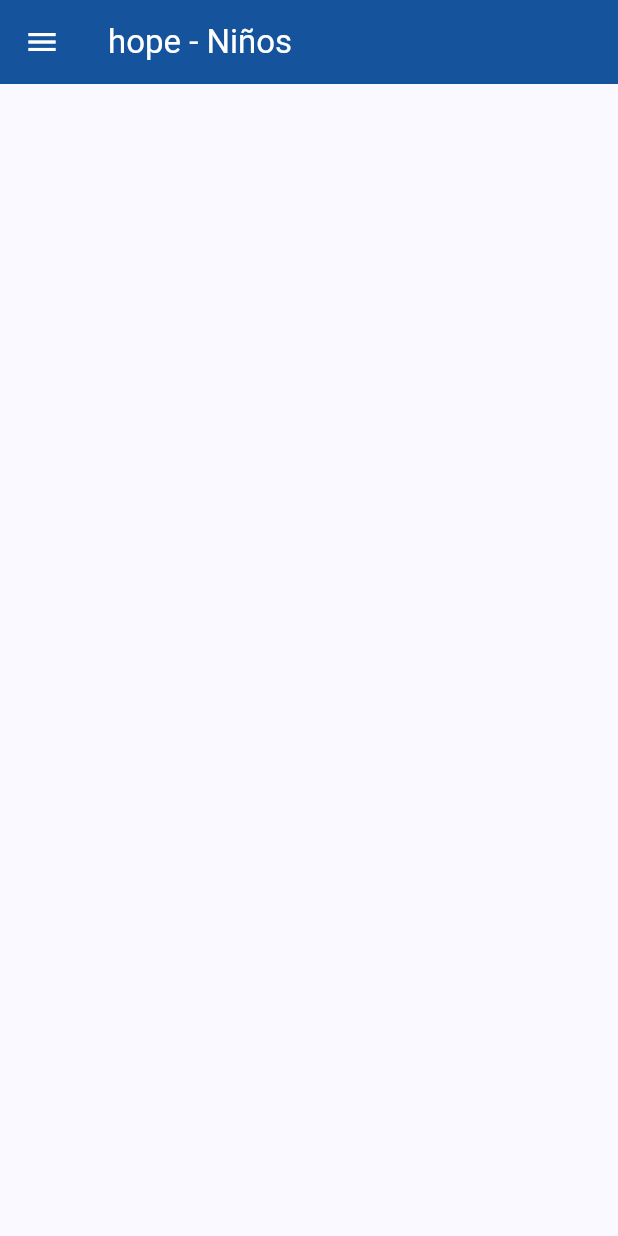
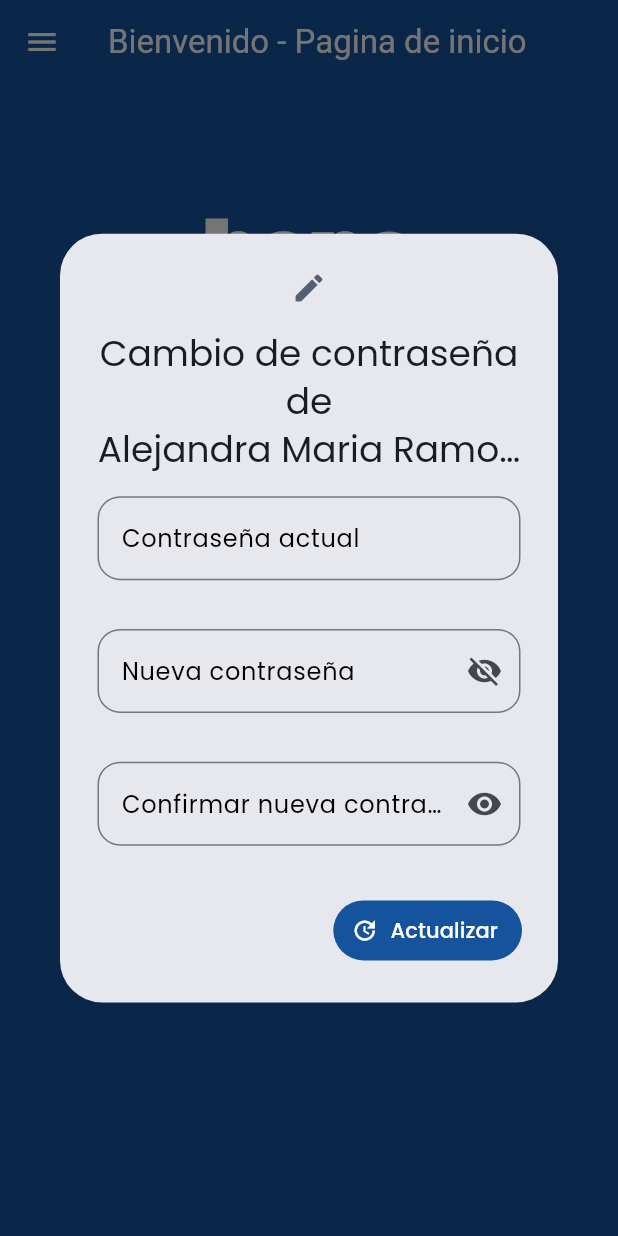
Before and after one commit to Hope-uni/hope.app, a Flutter app: the DashboardPage screen opened directly, on a phone screen of 412 x 824 dp. Run offline on Flutter 3.47's test engine with Material 3 defaults, Android fonts, the phone set to English and light mode, and no system bars; our stand-ins replace dio, flutter_dotenv, flutter_riverpod, flutter_svg, go_router, image_picker and 2 more; missing offline and left inert: color_filter_extension; accounts and stored records are empty.

Commit message:
feat: Agregando nuevo de Verifided
- Agregando validaciones de "Verified" en el main
- Agregando nuevas constantes al archivo de intL
- Agregando nuevo campo de "StatusCode" al objeto de custom_errors
- Modificando pagina de "Dashboard" para el modal de cambio de contraseña si no esta verificado
- Agregando validacion de "Verified" en las rutas
- Agregando validacion de "Verified" en el AuthProvider
- Eliminacion de pagina checkAuthStatus

```diff
--- a/lib/infrastructure/datasources/auth.datasource.impl.dart
+++ b/lib/infrastructure/datasources/auth.datasource.impl.dart
@@ -37,11 +37,13 @@ class AuthDataSourceImpl extends AuthDataSource {
       return token;
     } on DioException catch (e) {
       throw CustomError(
+        e.response!.statusCode!,
         message: e.response?.data['message'] ?? S.current.Error_solicitud,
         typeNotification: ToastificationType.error,
       );
     } catch (e) {
       throw CustomError(
+        null,
         message: S.current.Error_inesperado,
         typeNotification: ToastificationType.error,
       );
@@ -60,11 +62,13 @@ class AuthDataSourceImpl extends AuthDataSource {
       return responseForgotPassword;
     } on DioException catch (e) {
       throw CustomError(
+        e.response!.statusCode!,
         message: e.response?.data['message'] ?? S.current.Error_solicitud,
         typeNotification: ToastificationType.error,
       );
     } catch (e) {
       throw CustomError(
+        null,
         message: S.current.Error_inesperado,
         typeNotification: ToastificationType.error,
       );
@@ -83,11 +87,13 @@ class AuthDataSourceImpl extends AuthDataSource {
       return responseMe;
     } on DioException catch (e) {
       throw CustomError(
+        e.response!.statusCode!,
         message: e.response?.data['message'] ?? S.current.Error_solicitud,
         typeNotification: ToastificationType.error,
       );
     } catch (e) {
       throw CustomError(
+        null,
         message: S.current.Error_inesperado,
         typeNotification: ToastificationType.error,
       );
--- a/lib/infrastructure/errors/custom_errors.dart
+++ b/lib/infrastructure/errors/custom_errors.dart
@@ -3,6 +3,11 @@ import 'package:toastification/toastification.dart';
 class CustomError implements Exception {
   final String message;
   final ToastificationType typeNotification;
+  final int? errorCode;
 
-  CustomError({required this.message, required this.typeNotification});
+  CustomError(
+    this.errorCode, {
+    required this.message,
+    required this.typeNotification,
+  });
 }
--- a/lib/l10n/intl_en.arb
+++ b/lib/l10n/intl_en.arb
@@ -154,5 +154,9 @@
   "Error_no_controlado": "Error no controlado",
   "Agregar_observacion": "Agregar observación",
   "Actividad_actual": "Actividad actual",
-  "Actividades_terminadas":"Actividades terminadas"
+  "Actividades_terminadas": "Actividades terminadas",
+  "Verificado": "verificado",
+  "Bienvenido_pagina_de_inicio": "Bienvenido - Pagina de inicio",
+  "Cambiar_contrasena": "Cambiar contraseña",
+  "Cambio_de_contrasena_del_niño": "Cambio de contraseña del niño"
 }
--- a/lib/l10n/intl_es_NI.arb
+++ b/lib/l10n/intl_es_NI.arb
@@ -154,5 +154,9 @@
   "Error_no_controlado": "Error no controlado",
   "Agregar_observacion": "Agregar observación",
   "Actividad_actual": "Actividad actual",
-  "Actividades_terminadas": "Actividades terminadas"
+  "Actividades_terminadas": "Actividades terminadas",
+  "Verificado": "verificado",
+  "Bienvenido_pagina_de_inicio": "Bienvenido - Pagina de inicio",
+  "Cambiar_contrasena": "Cambiar contraseña",
+  "Cambio_de_contrasena_del_niño": "Cambio de contraseña del niño"
 }
--- a/lib/presentation/pages/dashboard/dashboard.page.dart
+++ b/lib/presentation/pages/dashboard/dashboard.page.dart
@@ -1,4 +1,8 @@
 import 'package:flutter/material.dart';
+import 'package:hope_app/generated/l10n.dart';
+import 'package:hope_app/infrastructure/repositories/key_value_storage.repository.impl.dart';
+import 'package:hope_app/presentation/utils/constants_desing.dart';
+import 'package:hope_app/presentation/utils/modal_password.dart';
 import 'package:hope_app/presentation/widgets/widgets.dart';
 
 class DashboardPage extends StatelessWidget {
@@ -6,9 +10,43 @@ class DashboardPage extends StatelessWidget {
 
   @override
   Widget build(BuildContext context) {
+// Llama a la función para verificar la keyStorage al cargar la página
+    WidgetsBinding.instance.addPostFrameCallback((_) async {
+      final bool? verified = await KeyValueStorageRepositoryImpl()
+          .getValueStorage<bool>(S.current.Verificado);
+
+      if (verified != true) {
+        if (context.mounted) {
+          modalPassword(context: context, isVerifided: verified ?? false);
+        }
+      }
+    });
+
+    final size = MediaQuery.of(context).size;
     return Scaffold(
-      appBar: AppBar(
-        title: const Text('hope - Niños'),
+      appBar: AppBar(title: Text(S.current.Bienvenido_pagina_de_inicio)),
+      body: Container(
+        height: size.height,
+        width: size.width,
+        alignment: Alignment.center,
+        color: $colorBlueGeneral,
+        child: Column(
+          mainAxisAlignment: MainAxisAlignment.spaceAround,
+          children: [
+            Flexible(
+              child: Text(
+                S.current.Hope,
+                style: const TextStyle(
+                  color: $colorTextWhite,
+                  fontSize: 70,
+                  fontWeight: FontWeight.bold,
+                  fontFamily: $fontFamilyAnton,
+                ),
+              ),
+            ),
+            const Expanded(child: HeartCircle()),
+          ],
+        ),
       ),
       drawer: const SideMenu(),
     );
--- a/lib/presentation/pages/pages.dart
+++ b/lib/presentation/pages/pages.dart
@@ -5,7 +5,6 @@ export 'children/child_data.page.dart';
 export 'activities/activities.page.dart';
 export 'profile/profile.page.dart';
 export 'reset_password/reset_password.page.dart';
-export 'check_auth_status/check_auth_status.page.dart';
 export 'pictogram/pictogram.page.dart';
 export 'router/app_router_notifier.dart';
 export 'router/routes.dart';
--- a/lib/presentation/utils/constants_menu.dart
+++ b/lib/presentation/utils/constants_menu.dart
@@ -68,13 +68,13 @@ final List<MenuItem> menuPacientTutor = <MenuItem>[
     },
   ),
   MenuItem(
-    title: 'Cambiar contraseña',
-    subTitle: 'Cambio de contraseña del niño',
+    title: S.current.Cambiar_contrasena,
+    subTitle: S.current.Cambio_de_contrasena_de,
     icon: Icons.key,
     permission:
         $findPatients, //TODO: Reemplazar por permiso correcto cuando este listo
     onClick: ({required BuildContext context, int? idItem}) {
-      modalPassword(context: context);
+      modalPassword(context: context, isVerifided: true);
     },
   ),
 ];
--- a/lib/presentation/utils/modal_password.dart
+++ b/lib/presentation/utils/modal_password.dart
@@ -3,17 +3,18 @@ import 'package:hope_app/generated/l10n.dart';
 import 'package:hope_app/presentation/utils/utils.dart';
 import 'package:hope_app/presentation/widgets/widgets.dart';
 
-modalPassword({required BuildContext context}) {
+modalPassword({required BuildContext context, required bool isVerifided}) {
   return showDialog<void>(
+    barrierDismissible: isVerifided ? true : false,
     context: context,
     builder: (BuildContext context) {
       return AlertDialog(
         title: Text(
+          //TODO: Cambiar cuando este listo el endpoint
           '${S.current.Cambio_de_contrasena_de}\nAlejandra Maria Ramos Tellez',
           maxLines: 3,
           overflow: TextOverflow.ellipsis,
           textAlign: TextAlign.center,
-          //TODO: Cambiar cuando este listo el endpoint
         ),
         icon: const Icon(Icons.edit),
         contentPadding:
@@ -64,6 +65,7 @@ modalPassword({required BuildContext context}) {
               Navigator.of(context).pop();
             },
           ),
+          if (isVerifided == true)
             ButtonTextIcon(
               title: S.current.Cancelar,
               icon: const Icon(
--- a/lib/presentation/widgets/image_load.dart
+++ b/lib/presentation/widgets/image_load.dart
@@ -42,7 +42,10 @@ class ImageLoad extends StatelessWidget {
           fit: BoxFit.cover,
           placeholderFit: BoxFit.cover,
           imageErrorBuilder: (context, error, stackTrace) {
-            return Image.asset('assets/img/no-image.png');
+            return Image.asset(
+              'assets/img/no-image.png',
+              fit: BoxFit.cover,
+            );
           },
           placeholder: const AssetImage('assets/gif/jar-loading.gif'),
           image: NetworkImage(urlImage),
--- a/lib/presentation/widgets/input_form.dart
+++ b/lib/presentation/widgets/input_form.dart
@@ -2,7 +2,7 @@ import 'package:flutter/material.dart';
 import 'package:flutter/services.dart';
 import 'package:hope_app/presentation/utils/utils.dart';
 
-class InputForm extends StatelessWidget {
+class InputForm extends StatefulWidget {
   final String value;
   final bool enable;
   final String? label;
@@ -43,47 +43,66 @@ class InputForm extends StatelessWidget {
   });
 
   @override
+  State<InputForm> createState() => _InputFormState();
+}
+
+class _InputFormState extends State<InputForm> {
+  late TextEditingController _controller;
+
+  @override
+  void initState() {
+    super.initState();
+    _controller =
+        widget.controllerExt ?? TextEditingController(text: widget.value);
+  }
+
+  @override
+  void dispose() {
+    _controller.dispose();
+    super.dispose();
+  }
+
+  @override
   Widget build(BuildContext context) {
-    final TextEditingController controller = TextEditingController(text: value);
-    final textLength = controller.value.text.length;
-    controller.selection = TextSelection.collapsed(offset: textLength);
+    final textLength = _controller.value.text.length;
     return Container(
       margin: EdgeInsets.only(
         left: 15,
         right: 15,
-        bottom: marginBottom == null ? 12.5 : marginBottom!,
+        bottom: widget.marginBottom == null ? 12.5 : widget.marginBottom!,
       ),
       child: TextField(
-        controller: controllerExt ?? controller,
-        onChanged: onChanged,
-        enabled: enable,
-        readOnly: readOnly ?? false,
-        maxLines: maxLines ?? 1,
-        obscureText: obscureText ?? false,
-        maxLength: enable ? maxLength : null,
+        controller: widget.controllerExt ?? _controller,
+        onChanged: widget.onChanged,
+        enabled: widget.enable,
+        readOnly: widget.readOnly ?? false,
+        maxLines: widget.maxLines ?? 1,
+        obscureText: widget.obscureText ?? false,
+        maxLength: widget.enable ? widget.maxLength : null,
         style: const TextStyle(color: $colorTextBlack),
         textCapitalization: TextCapitalization.sentences,
-        textInputAction:
-            isSearch == true ? TextInputAction.search : TextInputAction.done,
-        inputFormatters: isNumber == true
+        textInputAction: widget.isSearch == true
+            ? TextInputAction.search
+            : TextInputAction.done,
+        inputFormatters: widget.isNumber == true
             ? [FilteringTextInputFormatter.digitsOnly]
-            : inputFormatters,
-        keyboardType: isNumber == true
+            : widget.inputFormatters,
+        keyboardType: widget.isNumber == true
             ? TextInputType.number
             : TextInputType.emailAddress,
-        onTap: onTap,
+        onTap: widget.onTap,
         decoration: InputDecoration(
-          labelText: label,
-          suffixIcon: suffixIcon,
-          errorText: errorText,
+          labelText: widget.label,
+          suffixIcon: widget.suffixIcon,
+          errorText: widget.errorText,
           errorMaxLines: 2,
-          hintText: hint,
+          hintText: widget.hint,
           labelStyle: const TextStyle(color: $colorTextBlack),
           border: const OutlineInputBorder(
             borderRadius: BorderRadius.all(Radius.circular(15)),
           ),
-          counterText: maxLength != null && enable
-              ? '$textLength/ $maxLength'
+          counterText: widget.maxLength != null && widget.enable
+              ? '$textLength/ ${widget.maxLength}'
               : ' ', //Dejar el espacio en blanco para que no se descuadre el contenido cuando no tiene counterText
         ),
       ),
```
Also changed, not shown: lib/main.dart (+27 -4 lines), lib/presentation/pages/check_auth_status/check_auth_status.page.dart (deleted, +0 -22 lines), lib/presentation/pages/router/routes.dart (+15 -17 lines), lib/presentation/providers/auth.provider.dart (+30 -15 lines), lib/presentation/providers/permissions.provider.dart (+7 -2 lines), lib/presentation/widgets/side_menu.dart (+14 -7 lines), lib/generated/intl/messages_en.dart, lib/generated/intl/messages_es_NI.dart, lib/generated/l10n.dart. Lines whose indentation alone changed are shown as unchanged.
